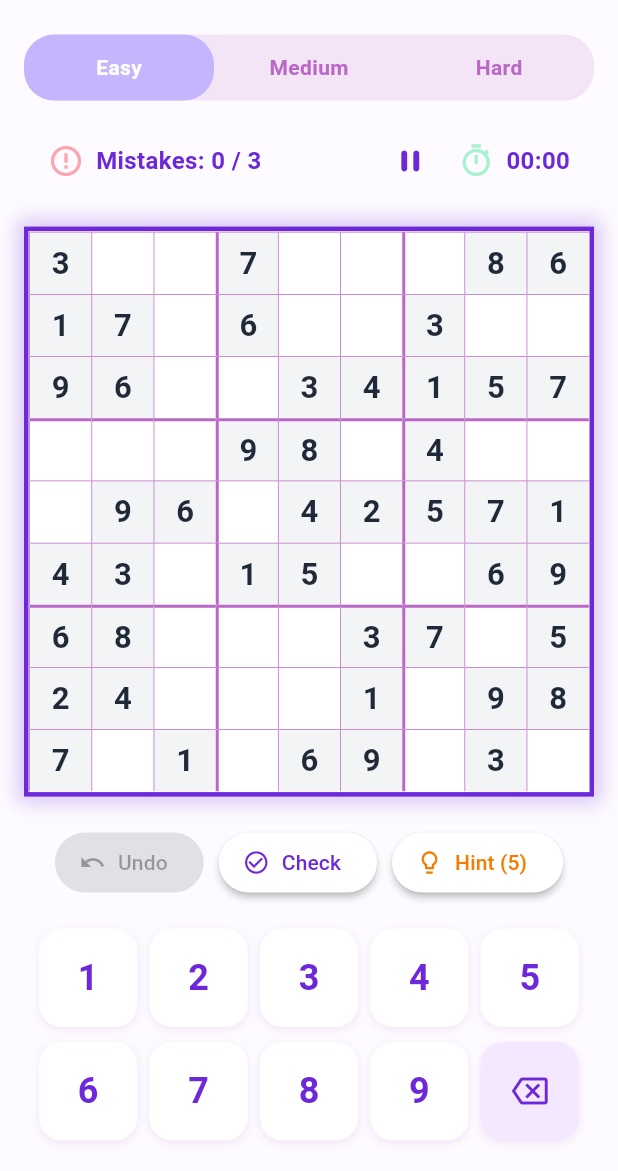
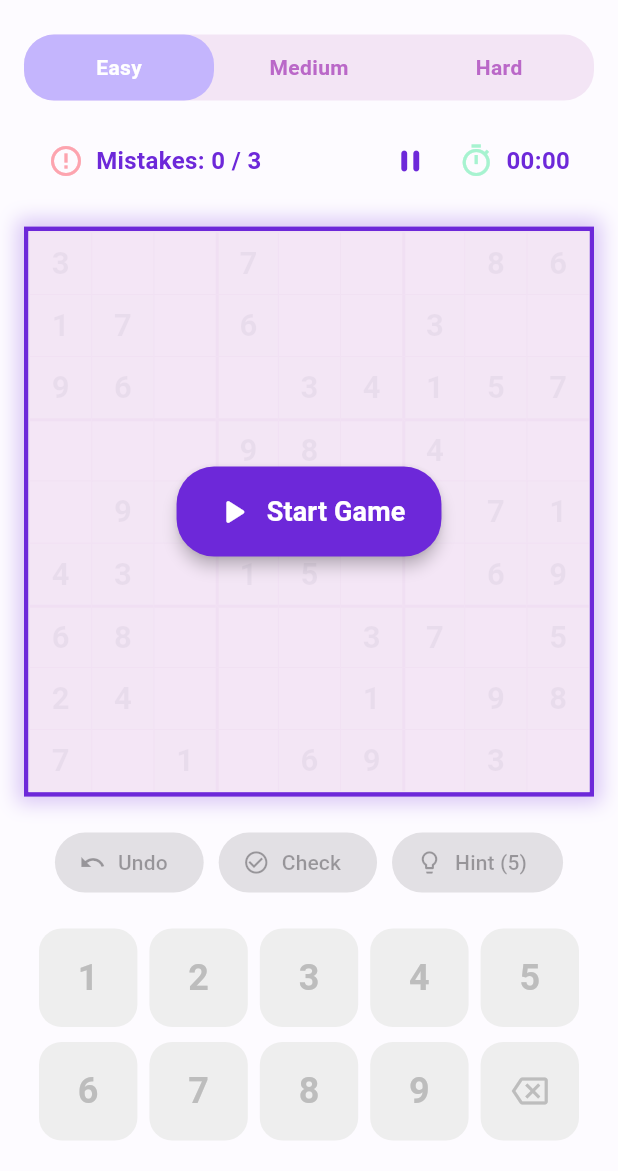
Before and after one commit to EricStojko/sudoku-game, a Flutter app: the first screen one second after launch, on a phone screen of 412 x 824 dp, the part 65-1236 px from its top. Run offline on Flutter 3.47's test engine with Material 3 defaults, Android fonts, the phone set to English and light mode, and no system bars; our stand-ins replace shared_preferences.

Commit message:
feat: add Start Game overlay and idle timer state

```diff
--- a/lib/logic/game_notifier.dart
+++ b/lib/logic/game_notifier.dart
@@ -73,7 +73,7 @@ class GameNotifier extends ChangeNotifier with WidgetsBindingObserver {
     selectedCol = -1;
     secondsElapsed.value = 0;
     hintsUsed = 0;
-    status = GameStatus.playing;
+    status = GameStatus.idle;
     showConfetti = false;
     isLeaderboardEligible = true;
     isUserPaused = false;
@@ -114,6 +114,12 @@ class GameNotifier extends ChangeNotifier with WidgetsBindingObserver {
       isGenerating = false;
     }
 
+    notifyListeners();
+  }
+
+  void startGame() {
+    if (status != GameStatus.idle) return;
+    status = GameStatus.playing;
     _startTimer();
     notifyListeners();
   }
--- a/lib/screens/game_screen.dart
+++ b/lib/screens/game_screen.dart
@@ -585,6 +585,34 @@ class _SudokuGameScreenState extends State<SudokuGameScreen> {
                     );
                   },
                 ),
+                Selector<GameNotifier, GameStatus>(
+                  selector: (_, n) => n.status,
+                  builder: (context, status, child) {
+                    if (status != GameStatus.idle) return const SizedBox.shrink();
+                    return Container(
+                      color: Colors.purple.shade50.withValues(alpha: 0.95),
+                      child: Center(
+                        child: ElevatedButton.icon(
+                          onPressed: () => context.read<GameNotifier>().startGame(),
+                          icon: const Icon(Icons.play_arrow_rounded, size: 28),
+                          label: const Text(
+                            'Start Game',
+                            style: TextStyle(fontSize: 18, fontWeight: FontWeight.bold),
+                          ),
+                          style: ElevatedButton.styleFrom(
+                            backgroundColor: AppColors.primaryDark,
+                            foregroundColor: Colors.white,
+                            padding: const EdgeInsets.symmetric(horizontal: 24, vertical: 16),
+                            shape: RoundedRectangleBorder(
+                              borderRadius: BorderRadius.circular(25),
+                            ),
+                            elevation: 4,
+                          ),
+                        ),
+                      ),
+                    );
+                  },
+                ),
               ],
             ),
           );
@@ -664,7 +692,7 @@ class _SudokuGameScreenState extends State<SudokuGameScreen> {
 
   Widget _buildPadButton(GameNotifier n, int num) {
     final bool isExhausted = n.isNumberExhausted(num);
-    final bool isDisabled = isExhausted || n.isUserPaused;
+    final bool isDisabled = isExhausted || n.isUserPaused || n.status != GameStatus.playing;
     return Expanded(
       child: Padding(
         padding: const EdgeInsets.symmetric(horizontal: 4.0),
@@ -706,7 +734,7 @@ class _SudokuGameScreenState extends State<SudokuGameScreen> {
     if (n.selectedRow != -1 && n.selectedCol != -1) {
       isFixed = n.grid[n.selectedRow][n.selectedCol].isFixed;
     }
-    final bool isDisabled = isFixed || n.isUserPaused;
+    final bool isDisabled = isFixed || n.isUserPaused || n.status != GameStatus.playing;
     return Expanded(
       child: Padding(
         padding: const EdgeInsets.symmetric(horizontal: 4.0),
```
